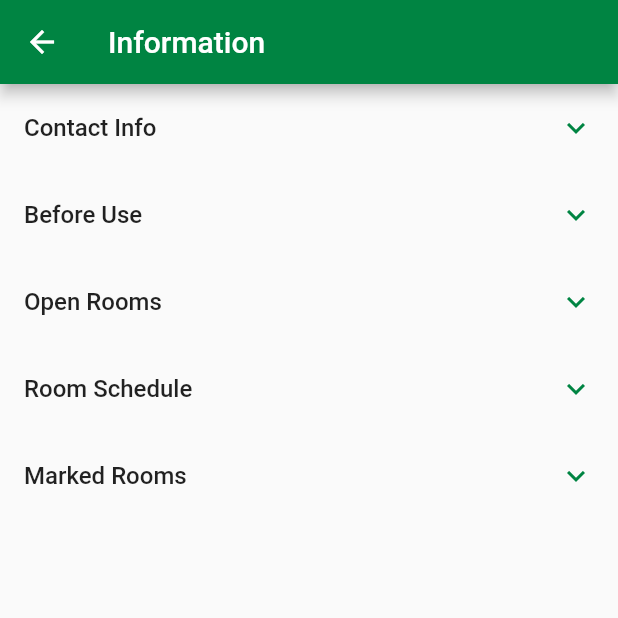
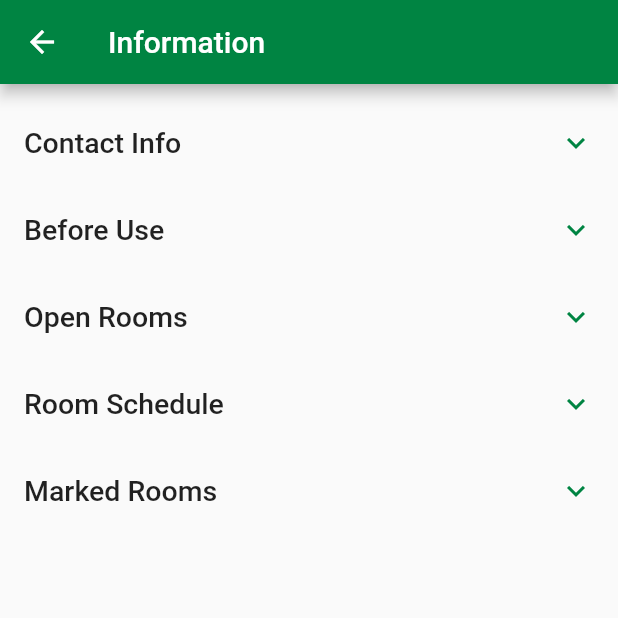
Before and after one commit to mithil957/utdrooms-app, a Flutter app: the InformationScreen screen opened directly, on a phone screen of 412 x 824 dp, the top half of it. Run offline on Flutter 3.47's test engine with Material 2 defaults, Android fonts, the phone set to English and light mode, and no system bars; our stand-ins replace multi_select_flutter, shared_preferences; missing offline and left inert: dart:ffi; accounts and stored records are empty; network calls fail.

Commit message:
made text on information page bigger

```diff
--- a/lib/screens/app_information_screen.dart
+++ b/lib/screens/app_information_screen.dart
@@ -1,4 +1,3 @@
-import 'package:flutter/cupertino.dart';
 import 'package:flutter/material.dart';
 
 import '../colors.dart';
@@ -11,50 +10,40 @@ class InformationScreen extends StatefulWidget {
 }
 
 class _InformationScreenState extends State<InformationScreen> {
-  final List<Widget> _contactInfo = const [
-    Text(" • Email: utdrooms@gmail.com", textAlign: TextAlign.center)
+  final List<String> _contactInfo = const [" • Email: utdrooms@gmail.com"];
+
+  final List<String> _beforeUseInfo = const [
+    " • Please follow Covid-19 guidelines",
+    " • This app uses a heuristic and therefore it is not 100% accurate",
+    " • It does not take into account when labs and exams are held in a classroom",
+    " • Please report anything I should be aware of or any bugs/errors found on the app",
+    " • If this app violates any UTD guidelines/policies, please let me know",
   ];
 
-  final List<Widget> _beforeUseInfo = const [
-    Text(
-      " • Please follow Covid-19 guidelines",
-      textAlign: TextAlign.center,
-    ),
-    Text(" • This app uses a heuristic and therefore it is not 100% accurate"),
-    Text(
-        " • It does not take into account when labs and exams are held in a classroom"),
-    Text(
-        " • Please report anything I should be aware of or any bugs/errors found on the app"),
-    Text(
-        " • If this app violates any UTD guidelines/policies, please let me know"),
+  final List<String> _openRoomsInfo = const [
+    " • Will determine what rooms are open given the day, time, and minimum amount of time the room should be open for",
+    " • The values default to the current day and time",
+    " • The result will be a list of cards showing when a room is open",
+    " • Each card has a “MARK OPEN” button on it, that button is used to indicate that you have found this room to be open :)"
   ];
 
-  final List<Widget> _openRoomsInfo = const [
-    Text(
-        " • Will determine what rooms are open given the day, time, and minimum amount of time the room should be open for"),
-    Text(" • The values default to the current day and time"),
-    Text(" • The result will be a list of cards showing when a room is open"),
-    Text(
-        " • Each card has a “MARK OPEN” button on it, that button is used to indicate that you have found this room to be open :)")
+  final List<String> _roomScheduleInfo = const [
+    " • Will determine what the schedule of a room given a list of rooms and a day",
+    " • You can tap on green chips under the “Select a room” dropdown to remove unwanted rooms",
+    " • The results will be a list of expandable items, which upon expansion will show the schedule",
   ];
 
-  final List<Widget> _roomScheduleInfo = const [
-    Text(" • Will determine what the schedule of a room given a list of rooms and a day"),
-    Text(" • You can tap on green chips under the “Select a room” dropdown to remove unwanted rooms"),
-    Text(" • The results will be a list of expandable items, which upon expansion will show the schedule"),
+  final List<String> _markedRoomsInfo = const [
+    " • Shows a list of rooms with the number of times it has been marked open",
+    " • This list will reset at the end of the day",
+    " • The list will remove a room from the list if the room is no longer open (if it has a class going on in it)"
   ];
 
-  final List<Widget> _markedRoomsInfo = const [
-    Text(" • Shows a list of rooms with the number of times it has been marked open"),
-    Text(" • This list will reset at the end of the day"),
-    Text(" • The list will remove a room from the list if the room is no longer open (if it has a class going on in it)")
-  ];
-
-  Widget _buildInfoTile(String title, List<Widget> textList) {
+  Widget _buildInfoTile(String title, List<String> textList) {
     return ExpansionTile(
       title: Text(
         title,
-        style: const TextStyle(fontWeight: FontWeight.w500),
+        style: const TextStyle(fontSize: 19, fontWeight: FontWeight.w500),
       ),
       iconColor: utdGreen,
       collapsedIconColor: utdGreen,
@@ -62,8 +51,8 @@ class _InformationScreenState extends State<InformationScreen> {
       expandedCrossAxisAlignment: CrossAxisAlignment.start,
       children: textList
           .map((e) => Padding(
-                padding: EdgeInsets.fromLTRB(13,3,5,3),
-                child: e,
+                padding: const EdgeInsets.fromLTRB(13, 3, 5, 3),
+                child: Text(e, style: const TextStyle(fontSize: 16)),
               ))
           .toList(),
     );
@@ -78,8 +67,10 @@ class _InformationScreenState extends State<InformationScreen> {
         backgroundColor: utdGreen,
       ),
       body: ListView(
-
         children: [
+          const SizedBox(
+            height: 10,
+          ),
           _buildInfoTile("Contact Info", _contactInfo),
           _buildInfoTile("Before Use", _beforeUseInfo),
           _buildInfoTile("Open Rooms", _openRoomsInfo),
```
